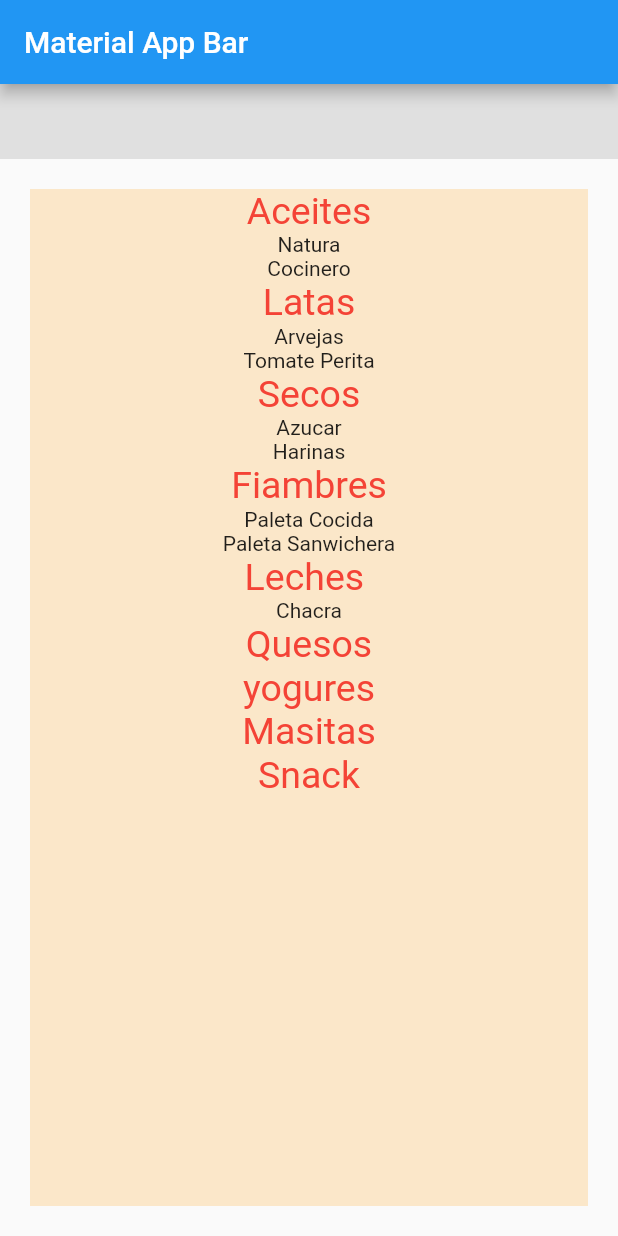
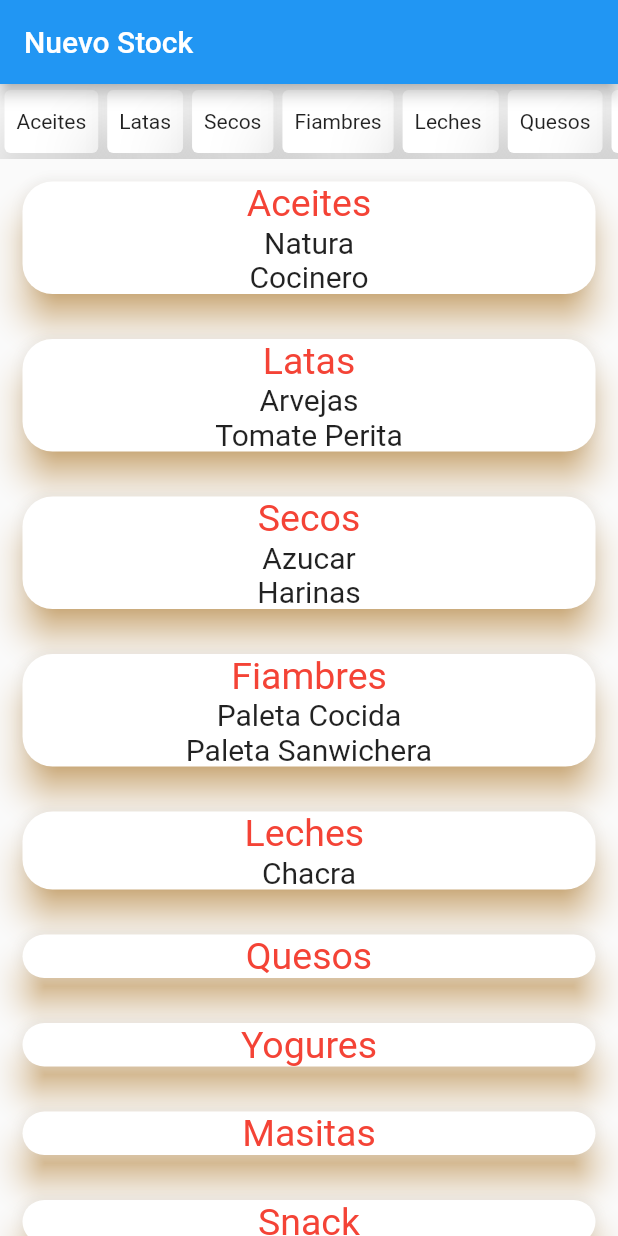
Before and after one commit to franciscoestebanfigueroa/stock, a Flutter app: the screen it shows after launch, on a phone screen of 412 x 824 dp. Run offline on Flutter 3.47's test engine with Material 2 defaults, Android fonts, the phone set to English and light mode, and no system bars; our stand-ins replace bloc.

Commit message:
listo para trabajar con tab

```diff
--- a/lib/datos.dart
+++ b/lib/datos.dart
@@ -21,7 +21,7 @@ List<Categorias> lista = [
       categoria: 'Leches ',
       listadoproductos: [Productos(nombre: 'Chacra', costo: '130')]),
   Categorias(categoria: 'Quesos', listadoproductos: []),
-  Categorias(categoria: 'yogures', listadoproductos: []),
+  Categorias(categoria: 'Yogures', listadoproductos: []),
   Categorias(categoria: 'Masitas', listadoproductos: []),
   Categorias(categoria: 'Snack', listadoproductos: []),
 ];
--- a/lib/main.dart
+++ b/lib/main.dart
@@ -7,45 +7,69 @@ void main() => runApp(MyApp());
 class MyApp extends StatelessWidget {
   @override
   Widget build(BuildContext context) {
+    List<Widget> lw = lista
+        .map((e) => Card(
+            elevation: 20,
+            margin: EdgeInsets.symmetric(vertical: 4, horizontal: 3),
+            child: Center(
+              child: Padding(
+                padding: const EdgeInsets.all(8.0),
+                child: Text(
+                  '${e.categoria}',
+                ),
+              ),
+            )))
+        .toList();
+
     return MaterialApp(
-      title: 'Material App',
-      home: Scaffold(
+      title: 'Nuevo Stock',
+      home: SafeArea(
+        child: Scaffold(
             appBar: AppBar(
-            title: Text('Material App Bar'),
+              title: Text('Nuevo Stock'),
             ),
             body: Column(
               children: [
                 Container(
-                color: Colors.grey.shade300,
+                  child: ListView(
+                    scrollDirection: Axis.horizontal,
+                    children: lw,
+                  ),
                   height: 50,
                 ),
                 Expanded(
-                  child: Padding(
-                padding: const EdgeInsets.all(20.0),
                     child: Container(
-                  color: Colors.orange.withAlpha(50),
                   child: ListView.builder(
                       itemCount: lista.length,
                       itemBuilder: (context, index) {
-                        return Column(
+                        return Card(
+                          shape: RoundedRectangleBorder(
+                              borderRadius: BorderRadius.circular(20)),
+                          margin: EdgeInsets.all(15),
+                          elevation: 10,
+                          shadowColor: Colors.orange,
+                          child: Column(
                             children: [
                               Text(
                                 '${lista[index].categoria}',
-                              style: TextStyle(color: Colors.red, fontSize: 25),
+                                style:
+                                    TextStyle(color: Colors.red, fontSize: 25),
                               ),
                               Column(
                                 children: List.generate(
                                     lista[index].listadoproductos.length,
                                     (x) => Text(
-                                      '${lista[index].listadoproductos[x].nombre}')),
+                                        '${lista[index].listadoproductos[x].nombre}',
+                                        style: TextStyle(fontSize: 20))),
                               )
                             ],
+                          ),
                         );
                       }),
-                ),
                 ))
               ],
             )),
+      ),
     );
   }
 }
```
Lines whose indentation alone changed are shown as unchanged.
